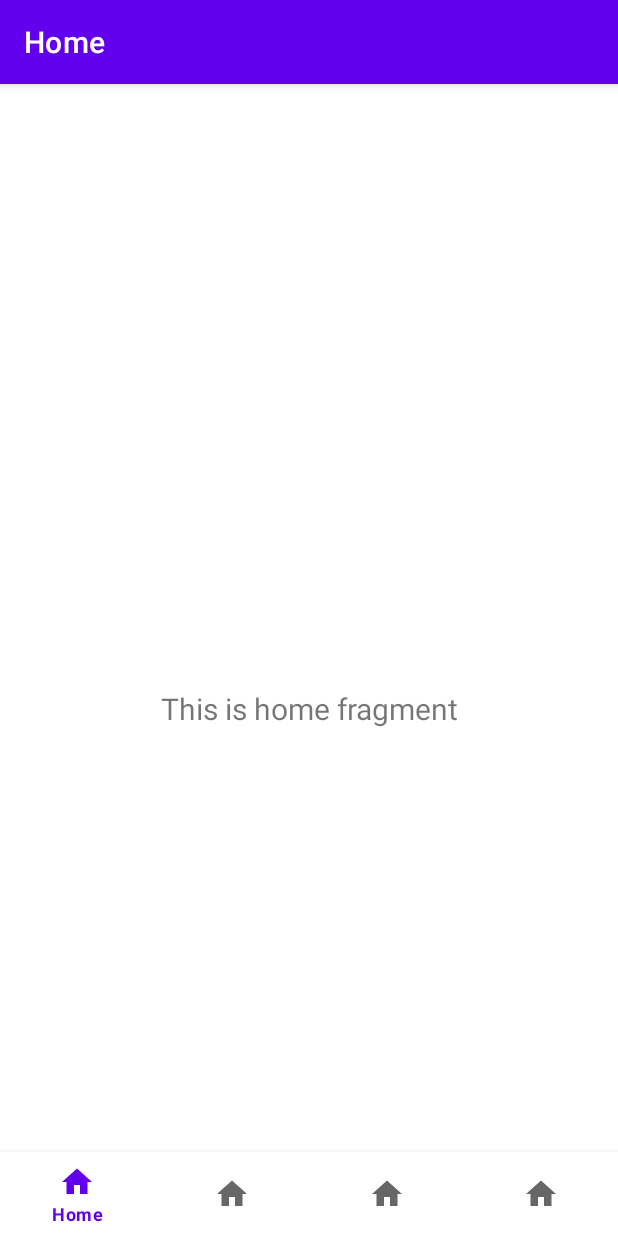
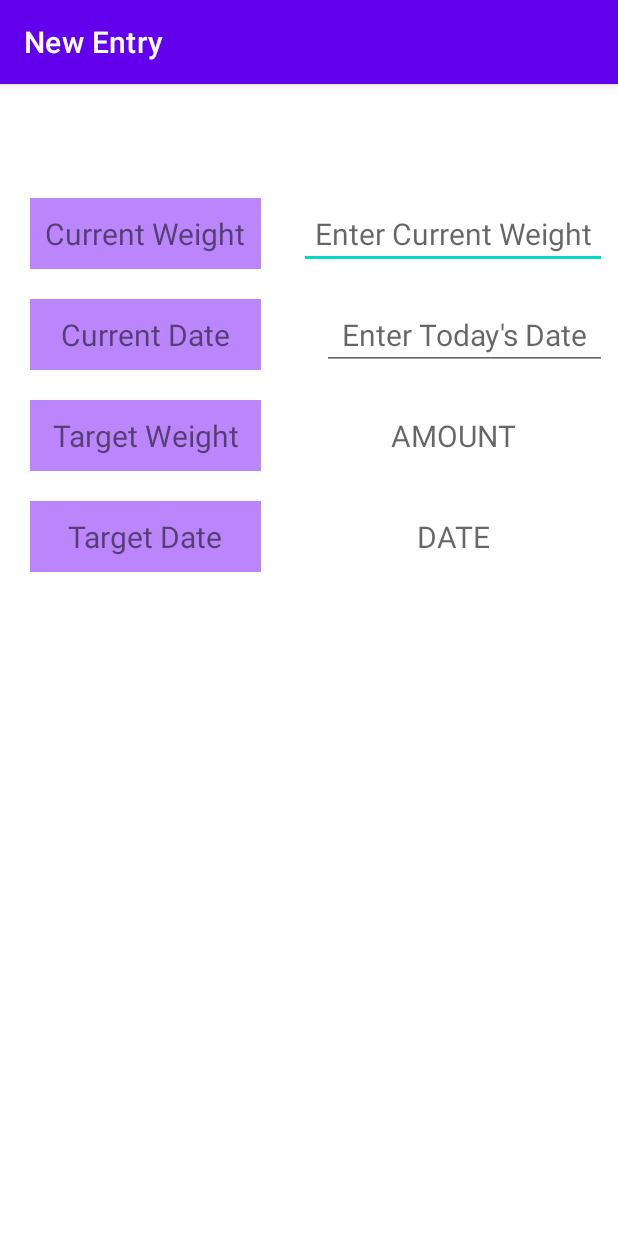
Before and after one commit to 03-triple-threat/CIS692FinalProject, an Android app: the screen it shows after launch (MainActivity), on a phone screen of 412 x 824 dp. Run offline under Robolectric (Android 15) with nearby library versions, the phone set to English and light mode, and no system bars; our stand-ins replace navigation-ui.

Commit message:
backing up

```diff
--- a/app/src/main/java/com/example/cis_692_final_project/MainActivity.java
+++ b/app/src/main/java/com/example/cis_692_final_project/MainActivity.java
@@ -27,7 +27,7 @@ public class MainActivity extends AppCompatActivity {
         // Passing each menu ID as a set of Ids because each
         // menu should be considered as top level destinations.
         AppBarConfiguration appBarConfiguration = new AppBarConfiguration.Builder(
-                R.id.navigation_home, R.id.navigation_newEntry, R.id.navigation_newProgressPicture,
+                 R.id.navigation_newEntry, R.id.navigation_newProgressPicture,
                 R.id.navigation_history, R.id.navigation_settings)
                 .build();
         NavController navController = Navigation.findNavController(this, R.id.nav_host_fragment_activity_main);
--- a/app/src/main/java/com/example/cis_692_final_project/ui/newEntry/NewEntryViewModel.java
+++ b/app/src/main/java/com/example/cis_692_final_project/ui/newEntry/NewEntryViewModel.java
@@ -10,7 +10,7 @@ public class NewEntryViewModel extends ViewModel {
 
     public NewEntryViewModel() {
         mText = new MutableLiveData<>();
-        mText.setValue("This is new entry fragment");
+        mText.setValue("");
     }
 
     public LiveData<String> getText() {
--- a/app/src/main/res/layout/activity_main.xml
+++ b/app/src/main/res/layout/activity_main.xml
@@ -1,6 +1,7 @@
 <?xml version="1.0" encoding="utf-8"?>
-<androidx.constraintlayout.widget.ConstraintLayout xmlns:android="http://schemas.android.com/apk/res/android"
+<RelativeLayout xmlns:android="http://schemas.android.com/apk/res/android"
     xmlns:app="http://schemas.android.com/apk/res-auto"
+    xmlns:tools="http://schemas.android.com/tools"
     android:id="@+id/container"
     android:layout_width="match_parent"
     android:layout_height="match_parent"
@@ -32,4 +33,120 @@
         app:layout_constraintVertical_bias="1.0"
         app:navGraph="@navigation/mobile_navigation" />
 
-</androidx.constraintlayout.widget.ConstraintLayout>
+    <TextView
+        android:id="@+id/label_currentWeight"
+        android:layout_width="wrap_content"
+        android:layout_height="wrap_content"
+        android:layout_marginLeft="20dp"
+        android:layout_marginTop="20dp"
+        android:background="@color/purple_200"
+        android:padding="10dp"
+        android:gravity="center"
+        android:text="@string/summary_current_weight_label"
+        android:textSize="20sp"
+        tools:ignore="MissingConstraints" />
+
+    <EditText
+        android:id="@+id/input_currentWeight"
+        android:layout_width="wrap_content"
+        android:layout_height="wrap_content"
+        android:layout_marginTop="20dp"
+        android:layout_marginLeft="25dp"
+        android:layout_toRightOf="@id/label_currentWeight"
+        android:gravity="center"
+        android:hint="@string/summary_current_weight_input_hint"
+        android:inputType="numberDecimal"
+        android:padding="10dp"
+        android:textSize="20sp" />
+
+    <TextView
+        android:id="@+id/label_currentDate"
+        android:layout_width="wrap_content"
+        android:layout_height="wrap_content"
+        android:layout_below="@id/label_currentWeight"
+        android:layout_alignRight="@id/label_currentWeight"
+        android:layout_alignLeft="@id/label_currentWeight"
+        android:layout_marginTop="20dp"
+        android:background="@color/purple_200"
+        android:padding="10dp"
+        android:gravity="center"
+        android:text="@string/summary_current_date_label"
+        android:textSize="20sp"
+        tools:ignore="MissingConstraints" />
+
+    <EditText
+        android:id="@+id/input_current_date"
+        android:layout_width="wrap_content"
+        android:layout_height="wrap_content"
+        android:layout_below="@id/label_currentWeight"
+        android:layout_alignRight="@id/input_currentWeight"
+        android:layout_alignLeft="@id/input_currentWeight"
+        android:layout_marginLeft="15dp"
+        android:layout_marginTop="20dp"
+        android:layout_toRightOf="@id/label_currentDate"
+        android:gravity="center"
+        android:hint="@string/summary_current_date_input_hint"
+        android:inputType="date"
+        android:padding="10dp"
+        android:textSize="20sp" />
+
+    <TextView
+        android:id="@+id/label_targetWeight"
+        android:layout_width="wrap_content"
+        android:layout_height="wrap_content"
+        android:layout_below="@id/label_currentDate"
+        android:layout_alignRight="@id/label_currentWeight"
+        android:layout_alignLeft="@id/label_currentWeight"
+        android:layout_marginTop="20dp"
+        android:background="@color/purple_200"
+        android:padding="10dp"
+        android:gravity="center"
+        android:text="@string/summary_target_weight_label"
+        android:textSize="20sp"
+        tools:ignore="MissingConstraints" />
+
+    <TextView
+        android:id="@+id/label_target_weight_amount"
+        android:layout_width="wrap_content"
+        android:layout_height="wrap_content"
+        android:layout_below="@id/label_currentDate"
+        android:layout_alignRight="@id/input_currentWeight"
+        android:layout_alignLeft="@id/input_currentWeight"
+        android:layout_marginTop="20dp"
+        android:layout_toRightOf="@id/label_targetWeight"
+        android:gravity="center"
+        android:hint="@string/summary_target_weight_amt"
+        android:padding="10dp"
+        android:textSize="20sp" />
+
+    <TextView
+        android:id="@+id/label_targetDate"
+        android:layout_width="wrap_content"
+        android:layout_height="wrap_content"
+        android:layout_below="@id/label_targetWeight"
+        android:layout_alignRight="@id/label_currentWeight"
+        android:layout_alignLeft="@id/label_currentWeight"
+        android:layout_marginTop="20dp"
+        android:background="@color/purple_200"
+        android:padding="10dp"
+        android:gravity="center"
+        android:text="@string/summary_target_date_label"
+        android:textSize="20sp"
+        tools:ignore="MissingConstraints" />
+
+    <TextView
+        android:id="@+id/label_target_date_selected"
+        android:layout_width="wrap_content"
+        android:layout_height="wrap_content"
+        android:layout_below="@id/label_targetWeight"
+        android:layout_alignRight="@id/input_currentWeight"
+        android:layout_alignLeft="@id/input_currentWeight"
+        android:layout_marginTop="20dp"
+        android:layout_toRightOf="@id/label_targetDate"
+        android:gravity="center"
+        android:hint="@string/summary_target_date_selected"
+        android:padding="10dp"
+        android:textSize="20sp" />
+
+
+</RelativeLayout>
--- a/app/src/main/res/menu/bottom_nav_menu.xml
+++ b/app/src/main/res/menu/bottom_nav_menu.xml
@@ -1,42 +1,24 @@
 <?xml version="1.0" encoding="utf-8"?>
 <menu xmlns:android="http://schemas.android.com/apk/res/android">
-
-    <!--
-   <item
-       android:id="@+id/navigation_home"
-       android:icon="@drawable/ic_home_black_24dp"
-       android:title="@string/title_home" />
-
-   <item
-       android:id="@+id/navigation_dashboard"
-       android:icon="@drawable/ic_dashboard_black_24dp"
-       android:title="@string/title_dashboard" />
-
-   <item
-       android:id="@+id/navigation_notifications"
-       android:icon="@drawable/ic_notifications_black_24dp"
-       android:title="@string/title_notifications" />
-
-   New for the App  -->
 
     <item
         android:id="@+id/navigation_newEntry"
         android:icon="@drawable/ic_home_black_24dp"
-        android:title="@string/title_home" />
+        android:title="@string/title_newEntry" />
 
     <item
         android:id="@+id/navigation_newProgressPicture"
         android:icon="@drawable/ic_home_black_24dp"
-        android:title="@string/title_home" />
+        android:title="@string/title_newProgressPicture" />
 
     <item
         android:id="@+id/navigation_history"
         android:icon="@drawable/ic_home_black_24dp"
-        android:title="@string/title_home" />
+        android:title="@string/title_history" />
 
     <item
         android:id="@+id/navigation_settings"
         android:icon="@drawable/ic_home_black_24dp"
-        android:title="@string/title_home" />
+        android:title="@string/title_settings" />
 
 </menu>
--- a/app/src/main/res/navigation/mobile_navigation.xml
+++ b/app/src/main/res/navigation/mobile_navigation.xml
@@ -3,14 +3,15 @@
     xmlns:app="http://schemas.android.com/apk/res-auto"
     xmlns:tools="http://schemas.android.com/tools"
     android:id="@+id/mobile_navigation"
-    app:startDestination="@+id/navigation_home">
+    app:startDestination="@+id/navigation_newEntry">
 
+    <!--
     <fragment
         android:id="@+id/navigation_home"
         android:name="com.example.cis_692_final_project.ui.home.HomeFragment"
         android:label="@string/title_home"
         tools:layout="@layout/fragment_home" />
-    <!--
+
         <fragment
             android:id="@+id/navigation_dashboard"
             android:name="com.example.cis_692_final_project.ui.dashboard.DashboardFragment"
--- a/app/src/main/res/values/strings.xml
+++ b/app/src/main/res/values/strings.xml
@@ -1,11 +1,19 @@
 <resources>
     <string name="app_name">CIS-692-Final-Project</string>
-    <string name="title_home">Home</string>
-    <string name="title_dashboard">Dashboard</string>
-    <string name="title_notifications">Notifications</string>
-<!--    <string name="title_test">Test</string>-->
     <string name="title_newEntry">New Entry</string>
     <string name="title_history">History</string>
-    <string name="title_newProgressPicture">New Progress Picture</string>
+    <string name="title_newProgressPicture">New\nProgress\nPicture<b/></string>
     <string name="title_settings">Settings</string>
+
+    <!-- Adding Button Strings based on Mockups  -->
+    <string name="summary_current_weight_label">Current Weight</string>
+    <string name="summary_target_weight_label">Target Weight</string>
+    <string name="summary_current_date_label">Current Date</string>
+    <string name="summary_target_date_label">Target Date</string>
+
+    <!--  Adding Input Strings based on Mockups  -->
+    <string name="summary_current_weight_input_hint">Enter Current Weight</string>
+    <string name="summary_current_date_input_hint">Enter Today\'s Date</string>
+    <string name="summary_target_weight_amt"> AMOUNT </string>
+    <string name="summary_target_date_selected"> DATE </string>
 </resources>
```
